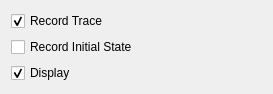
Above: lib/devices/DAQGeneric/InputChannelTemplate.ui from acq4/acq4 before the change. Below: the same form after it.
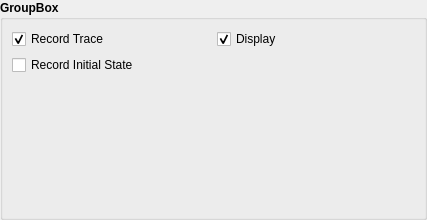
That is the form after the change.

```diff
--- a/lib/devices/DAQGeneric/InputChannelTemplate.ui
+++ b/lib/devices/DAQGeneric/InputChannelTemplate.ui
@@ -1,21 +1,45 @@
 <ui version="4.0" >
  <class>Form</class>
- <widget class="QWidget" name="Form" >
-  <property name="geometry" >
+ <widget class="QWidget" name="Form">
+  <property name="geometry">
    <rect>
     <x>0</x>
     <y>0</y>
-    <width>273</width>
-    <height>90</height>
+    <width>427</width>
+    <height>220</height>
    </rect>
   </property>
   <property name="windowTitle" >
    <string>Form</string>
   </property>
-  <layout class="QVBoxLayout" name="verticalLayout" >
+  <layout class="QVBoxLayout" name="verticalLayout">
+   <property name="spacing">
+    <number>0</number>
+   </property>
+   <property name="margin">
+    <number>0</number>
+   </property>
    <item>
-    <widget class="QCheckBox" name="recordCheck" >
-     <property name="text" >
+    <widget class="QGroupBox" name="groupBox">
+     <property name="font">
+      <font>
+       <weight>75</weight>
+       <bold>true</bold>
+      </font>
+     </property>
+     <property name="title">
+      <string>GroupBox</string>
+     </property>
+     <layout class="QGridLayout" name="gridLayout">
+      <item row="0" column="0">
+       <widget class="QCheckBox" name="recordCheck">
+        <property name="font">
+         <font>
+          <weight>50</weight>
+          <bold>false</bold>
+         </font>
+        </property>
+        <property name="text">
       <string>Record Trace</string>
      </property>
      <property name="checked" >
@@ -23,16 +47,15 @@
      </property>
     </widget>
    </item>
-   <item>
-    <widget class="QCheckBox" name="recordInitCheck" >
-     <property name="text" >
-      <string>Record Initial State</string>
-     </property>
-    </widget>
-   </item>
-   <item>
-    <widget class="QCheckBox" name="displayCheck" >
-     <property name="text" >
+      <item row="0" column="1">
+       <widget class="QCheckBox" name="displayCheck">
+        <property name="font">
+         <font>
+          <weight>50</weight>
+          <bold>false</bold>
+         </font>
+        </property>
+        <property name="text">
       <string>Display</string>
      </property>
      <property name="checked" >
@@ -40,9 +63,22 @@
      </property>
     </widget>
    </item>
-   <item>
-    <spacer name="verticalSpacer" >
-     <property name="orientation" >
+      <item row="1" column="0" colspan="2">
+       <widget class="QCheckBox" name="recordInitCheck">
+        <property name="font">
+         <font>
+          <weight>50</weight>
+          <bold>false</bold>
+         </font>
+        </property>
+        <property name="text">
+         <string>Record Initial State</string>
+        </property>
+       </widget>
+      </item>
+      <item row="2" column="0">
+       <spacer name="verticalSpacer">
+        <property name="orientation">
       <enum>Qt::Vertical</enum>
      </property>
      <property name="sizeHint" stdset="0" >
@@ -52,6 +88,9 @@
       </size>
      </property>
     </spacer>
+      </item>
+     </layout>
+    </widget>
    </item>
   </layout>
  </widget>
```
Left out of the diff: 11 changed lines with no effect on the pictures. Lines whose indentation alone changed are shown as unchanged.
